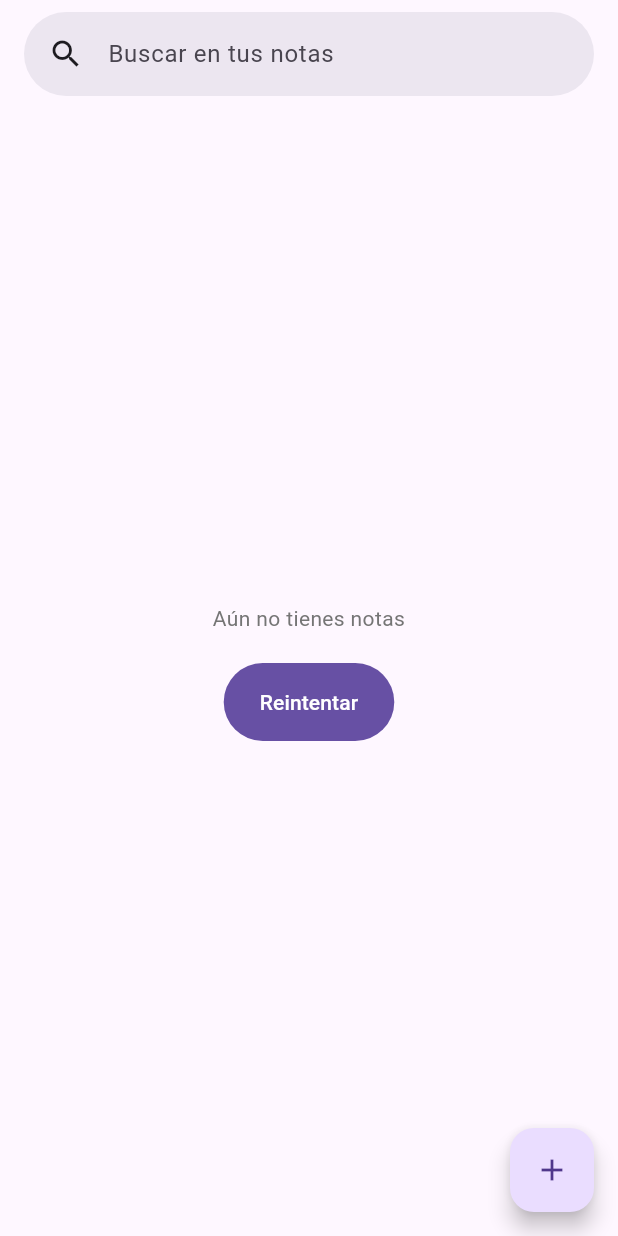
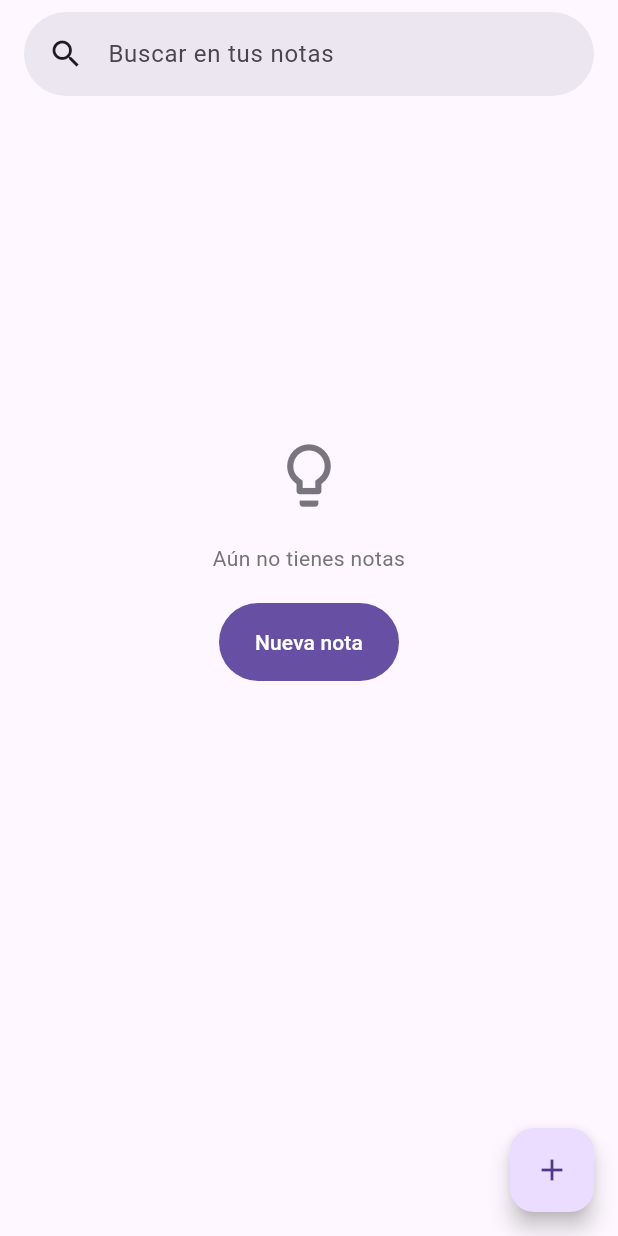
Before and after one commit to marlonc98/pragma_road_1, a Flutter app: the screen it shows after launch, on a phone screen of 412 x 824 dp. Run offline on Flutter 3.47's test engine with Material 3 defaults, Android fonts, the phone set to English and light mode, and no system bars; our stand-ins replace flutter_riverpod, go_router, package_info_plus, shared_preferences.

Commit message:
feat(notes): use loader status widgets with create and clear-search empty states

```diff
--- a/assets/translate_dictionaries/es.json
+++ b/assets/translate_dictionaries/es.json
@@ -1,4 +1,9 @@
 {
+  "retry": "Reintentar",
+  "errorLoadingWidgetAnErrorOccurred": "Ocurrió un error",
+  "noResultsWidgetTitle": "Sin resultados",
+  "noResultsWidgetDescription": "No encontramos información para mostrar",
+  "noResultsWidgetButton": "Reintentar",
   "splashPageTitle": "Gestor de Tareas",
   "versionAndBuild": "Versión {version} ({build})",
   "notesSearchHint": "Buscar en tus notas",
@@ -11,6 +16,7 @@
   "noteOptionDelete": "Eliminar",
   "noteDeleted": "Nota eliminada",
   "notesCreate": "Nueva nota",
+  "notesClearSearch": "Limpiar búsqueda",
   "noteEditorHint": "Título",
   "noteEditorSaving": "Guardando…",
   "noteEditorSaved": "Guardado",
--- a/lib/presentation/pages/notes/notes_page_screen.dart
+++ b/lib/presentation/pages/notes/notes_page_screen.dart
@@ -7,7 +7,7 @@ import 'package:gestor_tareas_personales/presentation/constants/text_constants.d
 import 'package:gestor_tareas_personales/presentation/pages/notes/notes_page_view_model.dart';
 import 'package:gestor_tareas_personales/presentation/pages/notes/widgets/notes_grid_widget.dart';
 import 'package:gestor_tareas_personales/presentation/pages/notes/widgets/notes_search_bar_widget.dart';
-import 'package:gestor_tareas_personales/presentation/widgets/loader_screen_widget.dart';
+import 'package:gestor_tareas_personales/presentation/widgets/loaders_status/loader_screen_widget.dart';
 
 class NotesPageScreen extends ConsumerWidget {
   final NotesPageViewModel vm;
@@ -41,11 +41,22 @@ class NotesPageScreen extends ConsumerWidget {
                 status: vm.notes,
                 onRetry: vm.handleRetry,
                 noResultsScreen: true,
-                customNoResultsOperation: vm.notes.data?.isEmpty ?? false,
                 messageNoResults: i18n(
                   vm.query.isEmpty
                       ? TextConstants.notesEmpty
                       : TextConstants.notesNoResults,
+                ),
+                iconNoResultsIcon: vm.query.isEmpty
+                    ? Icons.lightbulb_outline
+                    : Icons.search_off,
+                // Sin notas no hay nada que reintentar: se ofrece crear una
+                onRetryNoResults: vm.query.isEmpty
+                    ? vm.handleCreateNote
+                    : vm.handleClearSearch,
+                buttonTextNoResults: i18n(
+                  vm.query.isEmpty
+                      ? TextConstants.notesCreate
+                      : TextConstants.notesClearSearch,
                 ),
                 builder: (context, _) => _buildNotes(context, i18n),
               ),
--- a/lib/presentation/widgets/loader_screen_widget.dart
+++ b/lib/presentation/widgets/loaders_status/loader_screen_widget.dart
@@ -1,11 +1,24 @@
 import 'package:flutter/material.dart';
+import 'package:gestor_tareas_personales/domain/entities/petition_status_entity.dart';
+import 'package:gestor_tareas_personales/domain/entities/search_result_entity.dart';
 import 'package:flutter_riverpod/flutter_riverpod.dart';
 import 'package:gestor_tareas_personales/dependency_injection.dart';
-import 'package:gestor_tareas_personales/domain/entities/petition_status_entity.dart';
-import 'package:gestor_tareas_personales/presentation/widgets/error_loading_widget.dart';
-import 'package:gestor_tareas_personales/presentation/widgets/loading_widget.dart';
-import 'package:gestor_tareas_personales/presentation/widgets/no_results_small_widget.dart';
-import 'package:gestor_tareas_personales/presentation/widgets/no_results_widget.dart';
+import 'package:gestor_tareas_personales/presentation/widgets/loaders_status/error_loading_widget.dart';
+import 'package:gestor_tareas_personales/presentation/widgets/loaders_status/loading_widget.dart';
+import 'package:gestor_tareas_personales/presentation/widgets/loaders_status/no_results_small_widget.dart';
+import 'package:gestor_tareas_personales/presentation/widgets/loaders_status/no_results_widget.dart';
+
+Widget? getIconNoResults({
+  required BuildContext context,
+  IconData? iconNoResultsIcon,
+}) {
+  if (iconNoResultsIcon == null) return null;
+  return Icon(
+    iconNoResultsIcon,
+    size: 50,
+    color: Theme.of(context).colorScheme.outline,
+  );
+}
 
 enum FullSizeOptions { inExpanded, inContainer, notFullSize }
 
@@ -27,7 +40,6 @@ class LoaderScreenWidget<T> extends ConsumerWidget {
   final String? messageNoResults;
   final String? buttonTextNoResults;
   final Function()? onRetryNoResults;
-  final String? iconNoResults;
   final IconData? iconNoResultsIcon;
   final Widget? customNoResults;
 
@@ -46,7 +58,6 @@ class LoaderScreenWidget<T> extends ConsumerWidget {
     this.messageNoResults,
     this.buttonTextNoResults,
     this.onRetryNoResults,
-    this.iconNoResults,
     this.buttonRetry,
     this.fullSize = FullSizeOptions.inContainer,
     this.iconNoResultsIcon,
@@ -101,6 +112,7 @@ class LoaderScreenWidget<T> extends ConsumerWidget {
     final T? data = status.data;
     final dataIsNull =
         data == null ||
+        (data is SearchResultEntity ? data.isEmpty : false) ||
         (data is List ? data.isEmpty : false) ||
         (data is Map ? data.isEmpty : false);
 
@@ -116,11 +128,19 @@ class LoaderScreenWidget<T> extends ConsumerWidget {
                     onRetry: onRetryNoResults ?? onRetry,
                     message: messageNoResults,
                     retryText: buttonTextNoResults,
+                    icon: getIconNoResults(
+                      context: context,
+                      iconNoResultsIcon: iconNoResultsIcon,
+                    ),
                   )
                 : NoResultsWidget(
                     onRetry: onRetryNoResults ?? onRetry,
                     message: messageNoResults,
                     retryText: buttonTextNoResults,
+                    icon: getIconNoResults(
+                      context: context,
+                      iconNoResultsIcon: iconNoResultsIcon,
+                    ),
                   )),
         context,
         dataIsNull,
--- a/lib/presentation/widgets/no_results_widget.dart
+++ b/lib/presentation/widgets/loaders_status/no_results_widget.dart
@@ -1,7 +1,10 @@
 import 'package:flutter/material.dart';
-import 'package:gestor_tareas_personales/presentation/widgets/button_widget.dart';
+import 'package:flutter_riverpod/flutter_riverpod.dart';
+import 'package:gestor_tareas_personales/dependency_injection.dart';
+import 'package:gestor_tareas_personales/presentation/constants/text_constants.dart';
+import 'package:gestor_tareas_personales/presentation/widgets/buttons/button_widget.dart';
 
-class NoResultsWidget extends StatelessWidget {
+class NoResultsWidget extends ConsumerWidget {
   final Function()? onRetry;
   final String? message;
   final String? retryText;
@@ -19,7 +22,9 @@ class NoResultsWidget extends StatelessWidget {
   });
 
   @override
-  Widget build(BuildContext context) {
+  Widget build(BuildContext context, WidgetRef ref) {
+    ref.watch(localizationStateProvider);
+    final i18n = ref.read(localizationStateProvider.notifier).translate;
     return Center(
       child: Padding(
         padding: const EdgeInsets.all(16.0),
@@ -27,6 +32,7 @@ class NoResultsWidget extends StatelessWidget {
           mainAxisSize: MainAxisSize.min,
           mainAxisAlignment: MainAxisAlignment.center,
           children: [
+            if (icon != null) ...[icon!, const SizedBox(height: 20)],
             if (title != null && title!.isNotEmpty) ...[
               Text(
                 title!,
@@ -40,7 +46,7 @@ class NoResultsWidget extends StatelessWidget {
               child: Text(
                 (message != null && message!.isNotEmpty)
                     ? message!
-                    : 'No se encontraron resultados',
+                    : i18n(TextConstants.noResultsWidgetDescription),
                 textAlign: TextAlign.center,
                 style: Theme.of(context).textTheme.bodyMedium
                     ?.copyWith(color: Colors.grey[600]),
@@ -54,7 +60,7 @@ class NoResultsWidget extends StatelessWidget {
                   fitContent: true,
                   type: buttonType,
                   onTap: onRetry!,
-                  text: retryText ?? 'Reintentar',
+                  text: retryText ?? i18n(TextConstants.noResultsWidgetButton),
                 ),
               ),
           ],
```
Also changed, not shown: lib/presentation/constants/text_constants.dart (+10 -0 lines), lib/presentation/widgets/loaders_status/error_loading_widget.dart (renamed from lib/presentation/widgets/error_loading_widget.dart, +13 -5 lines), lib/presentation/widgets/loaders_status/no_results_small_widget.dart (renamed from lib/presentation/widgets/no_results_small_widget.dart, +10 -5 lines), lib/presentation/widgets/buttons/button_widget.dart (renamed from lib/presentation/widgets/button_widget.dart), lib/presentation/widgets/loaders_status/loading_widget.dart (renamed from lib/presentation/widgets/loading_widget.dart).
